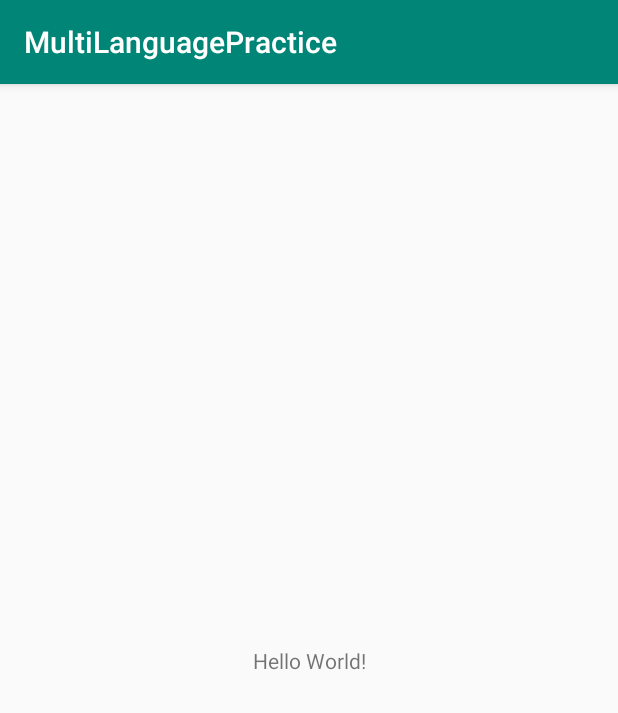
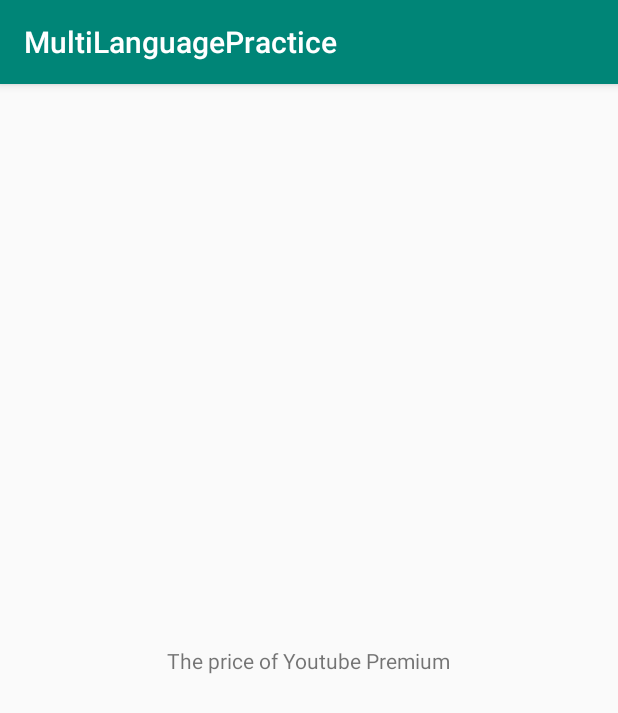
Before and after one commit to cchloe2311/MultiLanguagePractice, an Android app: the screen it shows after launch (MainActivity), on a phone screen of 412 x 824 dp. Shown: the top 713 px of the screen. Run offline under Robolectric (Android 15) with nearby library versions, the phone set to English and light mode, and no system bars.

Commit message:
used added multi language string on MainActivity

```diff
--- a/app/src/main/res/layout/activity_main.xml
+++ b/app/src/main/res/layout/activity_main.xml
@@ -9,7 +9,7 @@
     <TextView
         android:layout_width="wrap_content"
         android:layout_height="wrap_content"
-        android:text="Hello World!"
+        android:text="@string/youtube_price"
         app:layout_constraintBottom_toBottomOf="parent"
         app:layout_constraintLeft_toLeftOf="parent"
         app:layout_constraintRight_toRightOf="parent"
```
